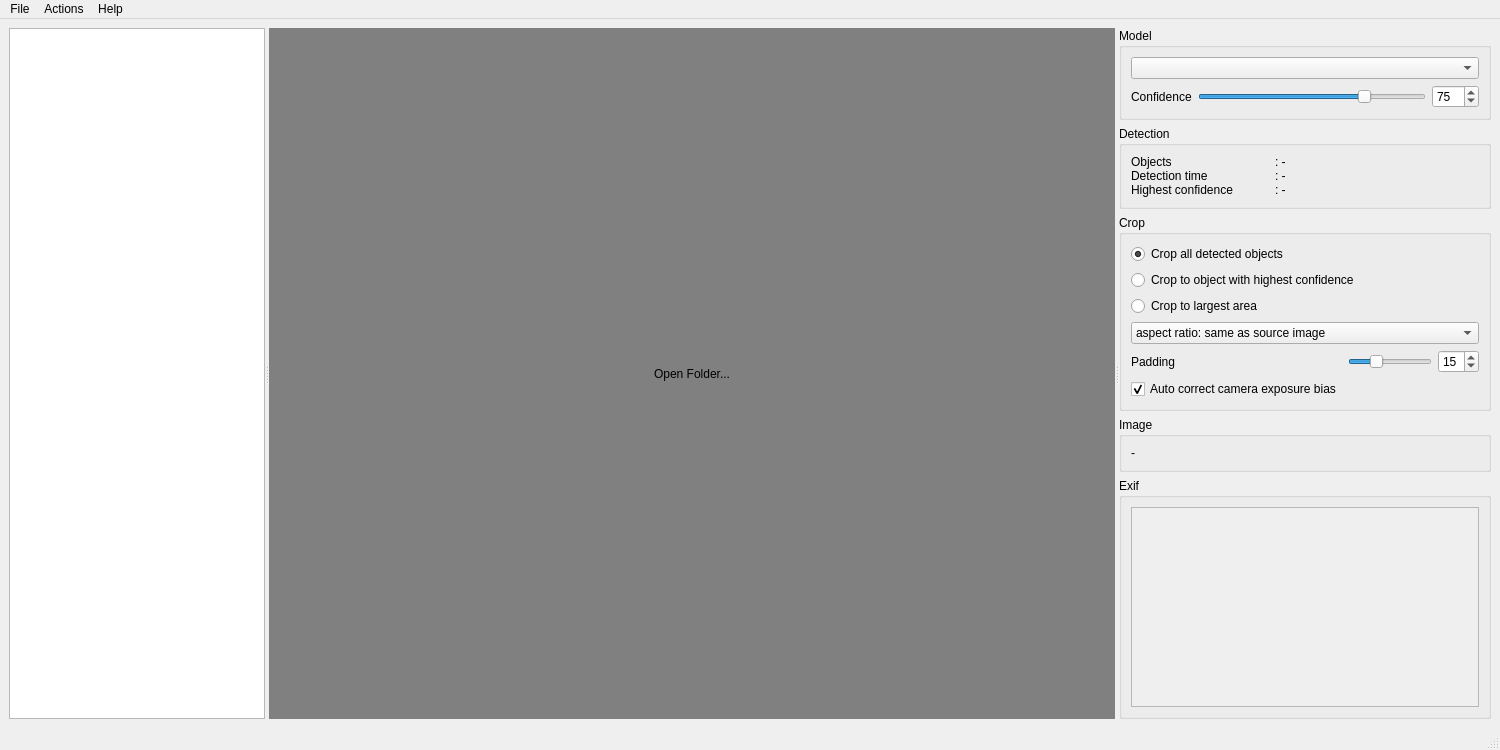
First picture: the form in src/detectorist/detectorist_app_gui.ui, repository kenwer/detectorist, before the edit.
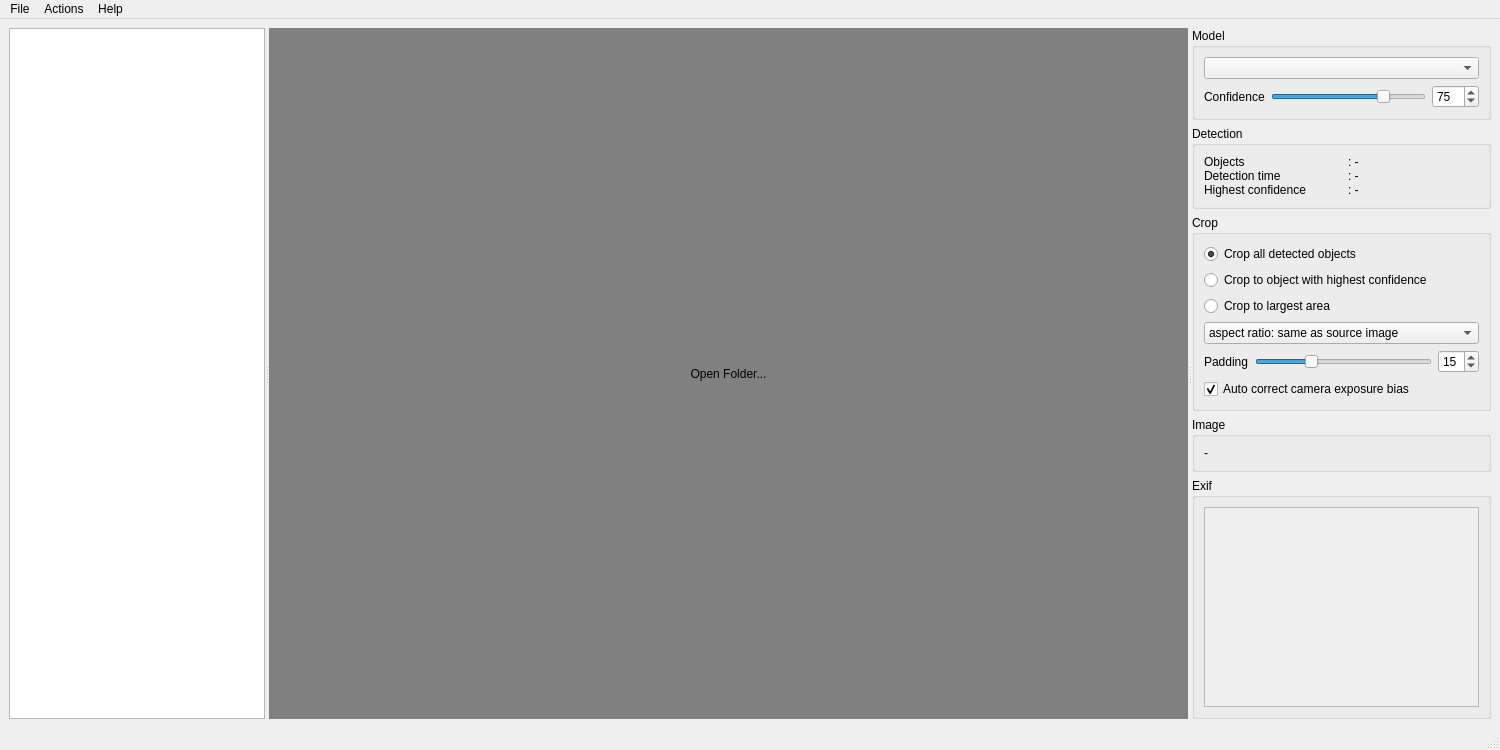
Second picture: the form after the edit.

Commit message: Fix UI layout for the crop settings

The edit to the form file:
```diff
--- a/src/detectorist/detectorist_app_gui.ui
+++ b/src/detectorist/detectorist_app_gui.ui
@@ -312,7 +312,7 @@
              </property>
             </widget>
            </item>
-           <item row="5" column="0">
+           <item row="5" column="0" colspan="3">
             <widget class="QCheckBox" name="cb_comp_cam_exposure">
              <property name="text">
               <string>Auto correct camera exposure bias</string>
```
The commit also changes 2 other files.
